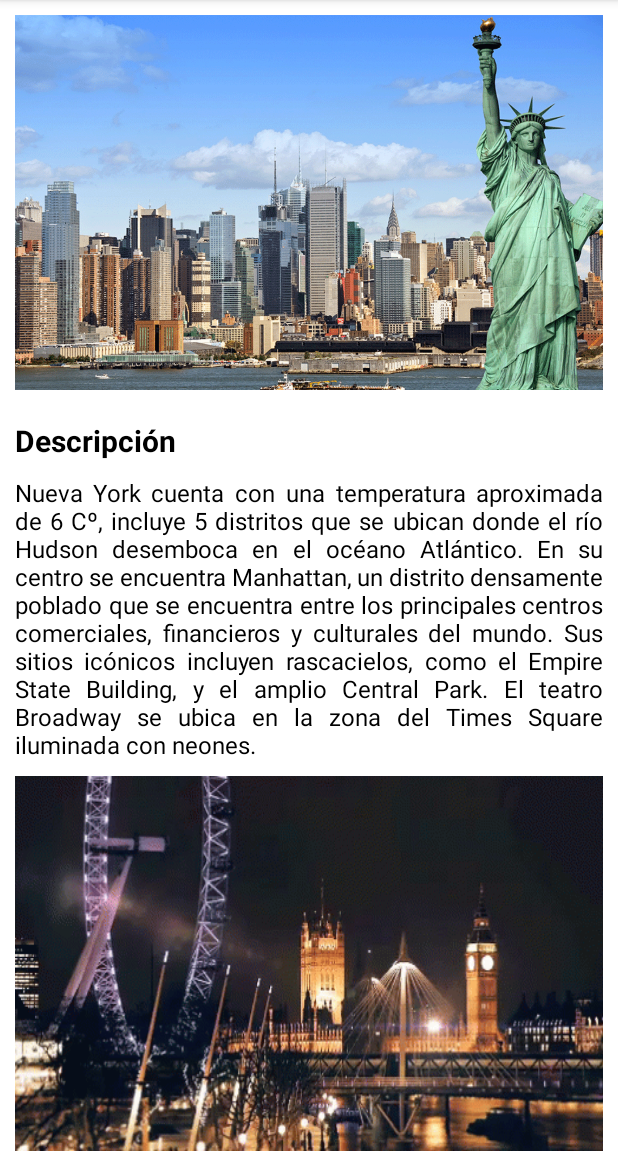
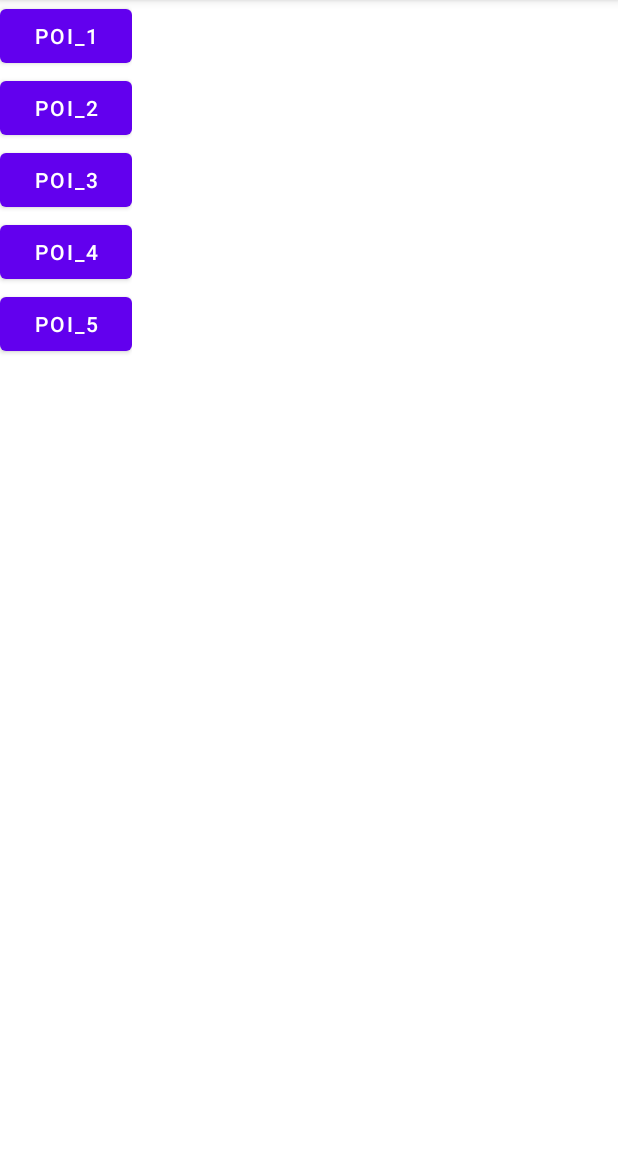
Before and after one commit to yeferfer/AppDroid, an Android app: the screen it shows after launch (MainActivity), on a phone screen of 412 x 824 dp, the part 84-1236 px from its top. Run offline under Robolectric (Android 15) with nearby library versions, the light colour scheme and no system bars.

Commit message:
Organizacion MainActivity, Creacion Activities para 5 POI, Programacion botones POI y Volver

```diff
--- a/app/src/main/java/Appdroid/ciclo4/MainActivity.kt
+++ b/app/src/main/java/Appdroid/ciclo4/MainActivity.kt
@@ -1,11 +1,48 @@
 package Appdroid.ciclo4
 
+import android.content.Intent
 import androidx.appcompat.app.AppCompatActivity
 import android.os.Bundle
+import android.widget.Button
 
 class MainActivity : AppCompatActivity() {
     override fun onCreate(savedInstanceState: Bundle?) {
         super.onCreate(savedInstanceState)
         setContentView(R.layout.activity_main)
+
+        val buttonPoi1 = findViewById<Button>(R.id.btnPoi1)
+        val buttonPoi2 = findViewById<Button>(R.id.btnPoi2)
+        val buttonPoi3 = findViewById<Button>(R.id.btnPoi3)
+        val buttonPoi4 = findViewById<Button>(R.id.btnPoi4)
+        val buttonPoi5 = findViewById<Button>(R.id.btnPoi5)
+
+
+        buttonPoi1.setOnClickListener {
+            val lanzar1 = Intent(this, PoiActivity1::class.java)
+            startActivity(lanzar1)
+        }
+
+        buttonPoi2.setOnClickListener {
+            val lanzar2 = Intent(this, PoiActivity2::class.java)
+            startActivity(lanzar2)
+        }
+
+
+        buttonPoi3.setOnClickListener {
+            val lanzar3 = Intent(this, PoiActivity3::class.java)
+            startActivity(lanzar3)
+        }
+
+
+        buttonPoi4.setOnClickListener {
+            val lanzar4 = Intent(this, PoiActivity4::class.java)
+            startActivity(lanzar4)
+        }
+
+
+        buttonPoi5.setOnClickListener {
+            val lanzar5 = Intent(this, PoiActivity5::class.java)
+            startActivity(lanzar5)
+        }
     }
 }
--- a/app/src/main/res/layout/activity_main.xml
+++ b/app/src/main/res/layout/activity_main.xml
@@ -15,73 +15,41 @@ android:layout_height="match_parent"
 android:background="@color/white"
 android:orientation="vertical">
 
-<ImageView
-    android:id="@+id/main_image"
-    android:layout_width="wrap_content"
-    android:layout_height="250dp"
-    android:layout_margin="10dp"
-    android:scaleType="fitXY"
+    <Button
+        android:id="@+id/btnPoi1"
+        android:layout_width="wrap_content"
+        android:layout_height="wrap_content"
+        android:layout_gravity="bottom|center_horizontal"
+        android:text="POI_1" />
 
-    android:src="@drawable/new_york"
-    app:layout_collapseMode="parallax" />
+    <Button
+        android:id="@+id/btnPoi2"
+        android:layout_width="wrap_content"
+        android:layout_height="wrap_content"
+        android:layout_gravity="bottom|center_horizontal"
+        android:text="POI_2" />
+
+    <Button
+        android:id="@+id/btnPoi3"
+        android:layout_width="wrap_content"
+        android:layout_height="wrap_content"
+        android:layout_gravity="bottom|center_horizontal"
+        android:text="POI_3" />
+
+    <Button
+        android:id="@+id/btnPoi4"
+        android:layout_width="wrap_content"
+        android:layout_height="wrap_content"
+        android:layout_gravity="bottom|center_horizontal"
+        android:text="POI_4" />
 
 
-<TextView
-    android:id="@+id/title_description"
-    android:layout_width="wrap_content"
-    android:layout_height="wrap_content"
-    android:layout_marginLeft="10dp"
-    android:layout_marginTop="10dp"
-    android:layout_marginBottom="10dp"
-    android:text="Descripción"
-    android:textColor="@color/black"
-    android:textSize="20sp"
-    android:textStyle="bold" />
-
-<TextView
-    android:id="@+id/description"
-    android:layout_width="match_parent"
-    android:layout_height="wrap_content"
-    android:layout_marginLeft="10dp"
-    android:layout_marginRight="10dp"
-    android:justificationMode="inter_word"
-    android:text="@string/description_newyork"
-    android:textColor="@color/black"
-    android:textSize="16sp" />
-
-<ImageView
-    android:id="@+id/Londres_image"
-    android:layout_width="wrap_content"
-    android:layout_height="250dp"
-    android:layout_margin="10dp"
-    android:scaleType="fitXY"
-
-    android:src="@drawable/londres"
-    app:layout_collapseMode="parallax" />
-
-
-<TextView
-    android:id="@+id/Londres_description"
-    android:layout_width="wrap_content"
-    android:layout_height="wrap_content"
-    android:layout_marginLeft="20dp"
-    android:layout_marginTop="20dp"
-    android:layout_marginBottom="20dp"
-    android:text="Descripción"
-    android:textColor="@color/black"
-    android:textSize="20sp"
-    android:textStyle="bold" />
-
-<TextView
-    android:id="@+id/Londresdescription"
-    android:layout_width="match_parent"
-    android:layout_height="wrap_content"
-    android:layout_marginLeft="10dp"
-    android:layout_marginRight="10dp"
-    android:justificationMode="inter_word"
-    android:text="@string/description_Londres"
-    android:textColor="@color/black"
-    android:textSize="16sp" />
+    <Button
+        android:id="@+id/btnPoi5"
+        android:layout_width="wrap_content"
+        android:layout_height="wrap_content"
+        android:layout_gravity="bottom|center_horizontal"
+        android:text="POI_5" />
 
 
 </LinearLayout>
--- a/app/src/main/res/values/strings.xml
+++ b/app/src/main/res/values/strings.xml
@@ -6,8 +6,15 @@ poblado que se encuentra entre los principales centros comerciales, financieros
 Sus sitios icónicos incluyen rascacielos, como el Empire State Building, y el amplio Central Park.
 El teatro Broadway se ubica en la zona del Times Square iluminada con neones.</string>
 
-<string name="description_Londres">Londres, la capital de Inglaterra y del Reino Unido, es una ciudad del siglo XXI con una historia que se remonta a la época romana.
-    En su centro se alzan el imponente Palacio del Parlamento, la torre del icónico reloj "Big Ben" y la Abadía de Westminster, lugar de las coronaciones monárquicas
-    británicas. Al otro lado del río Támesis, la rueda de observación London Eye ofrece vistas panorámicas del complejo cultural South Bank y de toda la ciudad. .</string>
+    <string name="description_Madame">El Museo Madame Tussauds es el museo de cera más conocido en el mundo. Posee la colección más grande de figuras de celebridades.
+        La sede central del museo está en Londres, pero también hay establecimientos en otras grandes ciudades alrededor del mundo.</string>
+
+    <string name="description_Observatorio">Situado en la parte baja de Manhattan, el Observatorio One World presenta un mirador de última generación a 102 pisos de altura.
+        Viaja directamente a su cima en 47 segundos en el ascensor SkyPod y profundiza en la historia cultural y financiera de la ciudad con una serie de exposiciones interactivas e interesantes charlas dirigidas por los embajadores del tour.</string>
+
+    <string name="description_monumento">El monumento del 11 de septiembre, situado en la misma ubicación que el antiguo World Trade Center, rinde homenaje a las 2983 víctimas de los ataques de 2001 y 1993.</string>
+
+    <string name="description_Edge">Edge es la nueva y emocionante atracción turística de la ciudad de Nueva York, situada en lo alto del fabuloso y reluciente rascacielos Hudson Yards. Subirás 100 pisos en su moderno ascensor y, después, podrás
+        salir al aire libre en su amplio mirador para deleitarte con las vistas del horizonte más famoso del mundo.</string>
 
 </resources>
--- a/build.gradle
+++ b/build.gradle
@@ -6,7 +6,7 @@ buildscript {
     }
     dependencies {
         classpath "com.android.tools.build:gradle:7.0.3"
-        classpath "org.jetbrains.kotlin:kotlin-gradle-plugin:1.5.31"
+        classpath 'org.jetbrains.kotlin:kotlin-gradle-plugin:1.6.0'
 
         // NOTE: Do not place your application dependencies here; they belong
         // in the individual module build.gradle files
```
Also changed, not shown: app/src/main/AndroidManifest.xml (+18 -3 lines), app/src/main/java/Appdroid/ciclo4/PoiActivity1.kt (added, +18 -0 lines), app/src/main/java/Appdroid/ciclo4/PoiActivity2.kt (added, +18 -0 lines), app/src/main/java/Appdroid/ciclo4/PoiActivity3.kt (added, +19 -0 lines), app/src/main/java/Appdroid/ciclo4/PoiActivity4.kt (added, +19 -0 lines), app/src/main/java/Appdroid/ciclo4/PoiActivity5.kt (added, +19 -0 lines), app/src/main/res/layout/activity_poi1.xml (added, +73 -0 lines), app/src/main/res/layout/activity_poi2.xml (added, +73 -0 lines), app/src/main/res/layout/activity_poi3.xml (added, +73 -0 lines), app/src/main/res/layout/activity_poi4.xml (added, +73 -0 lines), app/src/main/res/layout/activity_poi5.xml (added, +73 -0 lines), app/src/main/res/drawable/edge.gif (added), app/src/main/res/drawable/madame.gif (added), app/src/main/res/drawable/monument.gif (added), 1 more files.
